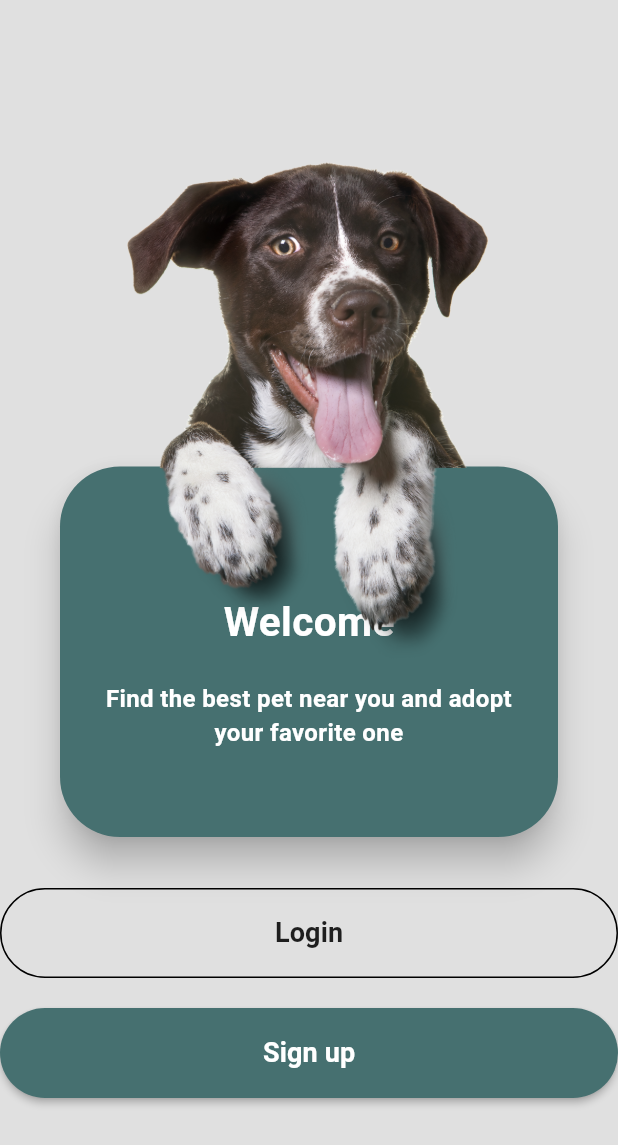
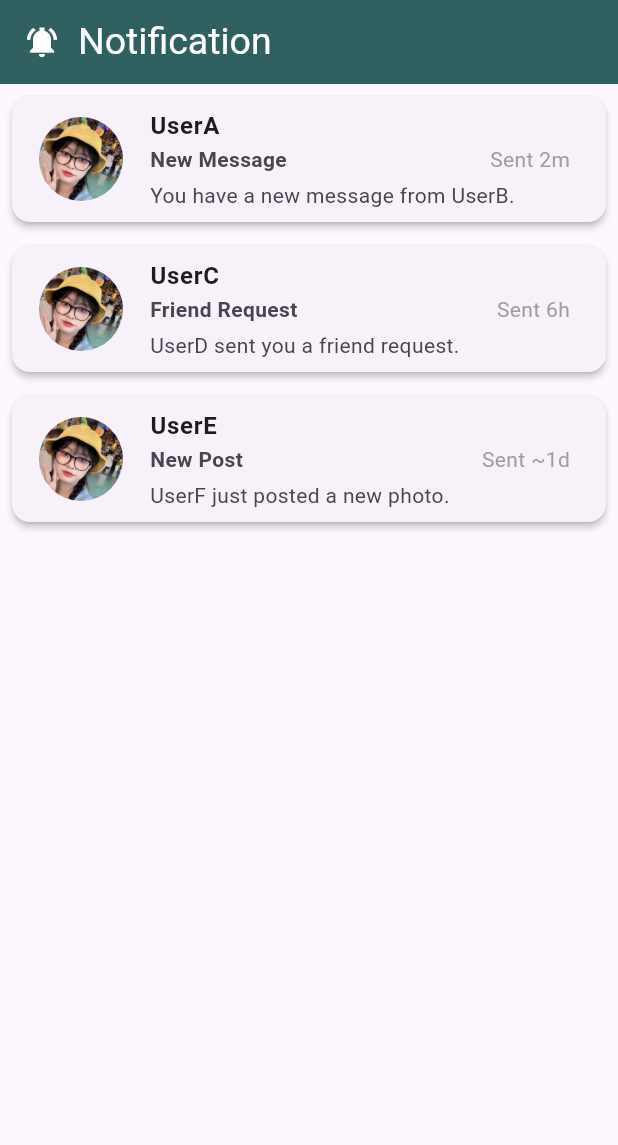
Before and after one commit to tuandangvan/found-and-adoption-pet-fe, a Flutter app: the screen it shows after launch, on a phone screen of 412 x 824 dp. Shown: the top 1145 px of the screen. Run offline on Flutter 3.47's test engine with Material 3 defaults, Android fonts, the light colour scheme and no system bars; our stand-ins replace animated_text_kit, carousel_slider, flutter_local_notifications, fluttertoast, font_awesome_flutter, hive and 4 more; missing offline and left inert: comment_box; accounts and stored records are empty.

Commit message:
build notification

```diff
--- a/client/lib/main.dart
+++ b/client/lib/main.dart
@@ -3,6 +3,7 @@ import 'package:flutter/material.dart';
 import 'package:found_adoption_application/models/current_center.dart';
 
 import 'package:found_adoption_application/models/current_user.dart';
+import 'package:found_adoption_application/screens/notify.dart';
 import 'package:found_adoption_application/screens/pet_center_screens/status_adopt.dart';
 import 'package:found_adoption_application/screens/pet_center_screens/menu_frame_center.dart';
 import 'package:found_adoption_application/screens/user_screens/menu_frame_user.dart';
@@ -22,156 +23,156 @@ void main() async {
 Color mainColor = const Color.fromRGBO(48, 96, 96, 1.0);
 Color startingColor = const Color.fromRGBO(70, 112, 112, 1.0);
 
-// class MyApp extends StatelessWidget {
-//   // This widget is the root of your application.
-//   @override
-//   Widget build(BuildContext context) {
-//     return MaterialApp(
-//       title: 'Flutter Demo',
-//       debugShowCheckedModeBanner: false,
-//       theme: ThemeData(
-//         primaryColor: mainColor,
-//       ),
-//       home: AdoptionPage(),
-//     );
-//   }
-// }
-
 class MyApp extends StatelessWidget {
-  Future<bool> hasValidRefreshToken = checkRefreshToken();
-  late io.Socket socket;
-  var serverUrl = 'http://socket-found-adoption-dangvantuan.koyeb.app';
-
+  // This widget is the root of your application.
   @override
   Widget build(BuildContext context) {
-    return FutureBuilder<bool>(
-      future: hasValidRefreshToken,
-      builder: (context, snapshot) {
-        if (snapshot.connectionState == ConnectionState.done) {
-          final refreshTokenIsValid = snapshot.data;
-          if (refreshTokenIsValid != false) {
-            //CHECK ROLE
-            return FutureBuilder<Box>(
-              future: Hive.openBox('userBox'),
-              builder: (context, userBoxSnapshot) {
-                if (userBoxSnapshot.connectionState == ConnectionState.done) {
-                  var userBox = userBoxSnapshot.data;
-                  return FutureBuilder<Box>(
-                    future: Hive.openBox('centerBox'),
-                    builder: (context, centerBoxSnapshot) {
-                      if (centerBoxSnapshot.connectionState ==
-                          ConnectionState.done) {
-                        var centerBox = centerBoxSnapshot.data;
-                        var currentUser = userBox!.get('currentUser');
-                        var currentCenter = centerBox!.get('currentCenter');
-
-                        var currentClient =
-                            currentUser != null && currentUser.role == 'USER'
-                                ? currentUser
-                                : currentCenter;
-
-                        if (currentClient != null) {
-                          //connect socket server
-                          socket = io.io(serverUrl, <String, dynamic>{
-                            'transports': ['websocket'],
-                            'autoConnect': true,
-                          });
-
-                          if (currentClient.role == 'USER') {
-                            socket.emit(
-                                'addNewUser', {'userId': currentClient.id});
     return MaterialApp(
       title: 'Flutter Demo',
       debugShowCheckedModeBanner: false,
       theme: ThemeData(
         primaryColor: mainColor,
       ),
-                              home: MenuFrameUser(
-                                userId: currentClient.id,
-                              ),
-                            );
-                          } else if (currentClient.role == 'CENTER') {
-                            socket.emit(
-                                'addNewUser', {'userId': currentClient.id});
-                            return MaterialApp(
-                              title: 'Flutter Demo',
-                              debugShowCheckedModeBanner: false,
-                              theme: ThemeData(
-                                primaryColor: mainColor,
-                              ),
-                              home: MenuFrameCenter(centerId: currentClient.id),
-                            );
-                          }
-                        }
-                      }
-                      return const Center(
-                        child: CircularProgressIndicator(),
-                      );
-                    },
-                  );
-                }
-                return const Center(
-                  child: CircularProgressIndicator(),
-                );
-              },
-            );
-          } else {
-            return MaterialApp(
-              title: 'Flutter Demo',
-              debugShowCheckedModeBanner: false,
-              theme: ThemeData(
-                primaryColor: mainColor,
-              ),
-              home: WelcomeScreen(),
-            );
-          }
-        }
-        return const Center(
-          child: CircularProgressIndicator(),
-        );
-      },
+      home: NotificationPage(),
     );
   }
 }
 
-Future<bool> checkRefreshToken() async {
-  try {
-    var userBox = await Hive.openBox('userBox');
-    var currentUser = userBox.get('currentUser');
+// class MyApp extends StatelessWidget {
+//   Future<bool> hasValidRefreshToken = checkRefreshToken();
+//   late io.Socket socket;
+//   var serverUrl = 'http://socket-found-adoption-dangvantuan.koyeb.app';
 
-    var centerBox = await Hive.openBox('centerBox');
-    var currentCenter = centerBox.get('currentCenter');
+//   @override
+//   Widget build(BuildContext context) {
+//     return FutureBuilder<bool>(
+//       future: hasValidRefreshToken,
+//       builder: (context, snapshot) {
+//         if (snapshot.connectionState == ConnectionState.done) {
+//           final refreshTokenIsValid = snapshot.data;
+//           if (refreshTokenIsValid != false) {
+//             //CHECK ROLE
+//             return FutureBuilder<Box>(
+//               future: Hive.openBox('userBox'),
+//               builder: (context, userBoxSnapshot) {
+//                 if (userBoxSnapshot.connectionState == ConnectionState.done) {
+//                   var userBox = userBoxSnapshot.data;
+//                   return FutureBuilder<Box>(
+//                     future: Hive.openBox('centerBox'),
+//                     builder: (context, centerBoxSnapshot) {
+//                       if (centerBoxSnapshot.connectionState ==
+//                           ConnectionState.done) {
+//                         var centerBox = centerBoxSnapshot.data;
+//                         var currentUser = userBox!.get('currentUser');
+//                         var currentCenter = centerBox!.get('currentCenter');
 
-    var currentClient = currentUser != null && currentUser.role == 'USER'
-        ? currentUser
-        : currentCenter;
+//                         var currentClient =
+//                             currentUser != null && currentUser.role == 'USER'
+//                                 ? currentUser
+//                                 : currentCenter;
 
-    var clientBox =
-        currentUser != null && currentUser.role == 'USER' ? userBox : centerBox;
+//                         if (currentClient != null) {
+//                           //connect socket server
+//                           socket = io.io(serverUrl, <String, dynamic>{
+//                             'transports': ['websocket'],
+//                             'autoConnect': true,
+//                           });
 
-    var name = currentUser != null && currentUser.role == 'USER'
-        ? currentUser.firstName
-        : currentCenter.name;
+//                           if (currentClient.role == 'USER') {
+//                             socket.emit(
+//                                 'addNewUser', {'userId': currentClient.id});
+//                             return MaterialApp(
+//                               title: 'Flutter Demo',
+//                               debugShowCheckedModeBanner: false,
+//                               theme: ThemeData(
+//                                 primaryColor: mainColor,
+//                               ),
+//                               home: MenuFrameUser(
+//                                 userId: currentClient.id,
+//                               ),
+//                             );
+//                           } else if (currentClient.role == 'CENTER') {
+//                             socket.emit(
+//                                 'addNewUser', {'userId': currentClient.id});
+//                             return MaterialApp(
+//                               title: 'Flutter Demo',
+//                               debugShowCheckedModeBanner: false,
+//                               theme: ThemeData(
+//                                 primaryColor: mainColor,
+//                               ),
+//                               home: MenuFrameCenter(centerId: currentClient.id),
+//                             );
+//                           }
+//                         }
+//                       }
+//                       return const Center(
+//                         child: CircularProgressIndicator(),
+//                       );
+//                     },
+//                   );
+//                 }
+//                 return const Center(
+//                   child: CircularProgressIndicator(),
+//                 );
+//               },
+//             );
+//           } else {
+//             return MaterialApp(
+//               title: 'Flutter Demo',
+//               debugShowCheckedModeBanner: false,
+//               theme: ThemeData(
+//                 primaryColor: mainColor,
+//               ),
+//               home: WelcomeScreen(),
+//             );
+//           }
+//         }
+//         return const Center(
+//           child: CircularProgressIndicator(),
+//         );
+//       },
+//     );
+//   }
+// }
 
-    final refreshTokenTimestamp = clientBox.get('refreshTokenTimestamp');
-    const refreshTokenValidityDays = 7;
-    final DateTime now = DateTime.now();
+// Future<bool> checkRefreshToken() async {
+//   try {
+//     var userBox = await Hive.openBox('userBox');
+//     var currentUser = userBox.get('currentUser');
 
-    if (currentClient != null) {
-      final expirationTime = refreshTokenTimestamp.add(
-        Duration(days: refreshTokenValidityDays),
-      );
-      print('The current client is Logged in at: ${refreshTokenTimestamp}');
-      print('The RefreshToken is expired at: ${expirationTime}');
-      print('The currentClient is ${name} with role: ${currentClient.role}');
+//     var centerBox = await Hive.openBox('centerBox');
+//     var currentCenter = centerBox.get('currentCenter');
 
-      if (now.isBefore(expirationTime)) {
-        return true;
-      }
-    }
-    return false;
-  } catch (e) {
-    print(e);
-    return false;
-  }
-}
+//     var currentClient = currentUser != null && currentUser.role == 'USER'
+//         ? currentUser
+//         : currentCenter;
+
+//     var clientBox =
+//         currentUser != null && currentUser.role == 'USER' ? userBox : centerBox;
+
+//     var name = currentUser != null && currentUser.role == 'USER'
+//         ? currentUser.firstName
+//         : currentCenter.name;
+
+//     final refreshTokenTimestamp = clientBox.get('refreshTokenTimestamp');
+//     const refreshTokenValidityDays = 7;
+//     final DateTime now = DateTime.now();
+
+//     if (currentClient != null) {
+//       final expirationTime = refreshTokenTimestamp.add(
+//         Duration(days: refreshTokenValidityDays),
+//       );
+//       print('The current client is Logged in at: ${refreshTokenTimestamp}');
+//       print('The RefreshToken is expired at: ${expirationTime}');
+//       print('The currentClient is ${name} with role: ${currentClient.role}');
+
+//       if (now.isBefore(expirationTime)) {
+//         return true;
+//       }
+//     }
+//     return false;
+//   } catch (e) {
+//     print(e);
+//     return false;
+//   }
+// }
--- /dev/null
+++ b/client/lib/screens/notify.dart
@@ -0,0 +1,126 @@
+import 'package:flutter/material.dart';
+import 'package:font_awesome_flutter/font_awesome_flutter.dart';
+import 'package:timeago/timeago.dart' as timeago;
+
+class NotificationPage extends StatelessWidget {
+  @override
+  Widget build(BuildContext context) {
+    return Scaffold(
+      appBar: AppBar(
+        backgroundColor: Color.fromRGBO(48, 96, 96, 1.0),
+        title: Row(
+          children: [
+            Icon(
+              Icons.notifications_active_sharp,
+              color: Colors.white,
+            ),
+            SizedBox(width: 12.0),
+            Text(
+              'Notification',
+              style: TextStyle(color: Colors.white, fontSize: 25),
+            ),
+          ],
+        ),
+      ),
+      body: ListView.builder(
+        itemCount: notificationData.length,
+        itemBuilder: (context, index) {
+          return NotificationCard(notificationData[index]);
+        },
+      ),
+    );
+  }
+}
+
+class NotificationCard extends StatefulWidget {
+  final NotificationModel notification;
+
+  NotificationCard(this.notification);
+
+  @override
+  _NotificationCardState createState() => _NotificationCardState();
+}
+
+class _NotificationCardState extends State<NotificationCard> {
+  @override
+  Widget build(BuildContext context) {
+    String timeAgo =
+        timeago.format(widget.notification.time, locale: 'en_short');
+
+    return Card(
+      margin: EdgeInsets.all(8.0),
+      elevation: 2.0,
+      child: ListTile(
+        leading: CircleAvatar(
+          radius: 30.0,
+          backgroundImage: AssetImage(widget.notification.avatar),
+        ),
+        title: Text(
+          widget.notification.userName,
+          style: TextStyle(fontWeight: FontWeight.bold),
+        ),
+        subtitle: Column(
+          crossAxisAlignment: CrossAxisAlignment.start,
+          children: [
+            Row(
+              mainAxisAlignment: MainAxisAlignment.spaceBetween,
+              children: [
+                Text(
+                  widget.notification.title,
+                  style: TextStyle(fontWeight: FontWeight.bold),
+                ),
+                Text(
+                  'Sent $timeAgo',
+                  style: TextStyle(color: Colors.grey),
+                ),
+              ],
+            ),
+            SizedBox(height: 4.0),
+            Text(widget.notification.content),
+          ],
+        ),
+      ),
+    );
+  }
+}
+
+class NotificationModel {
+  final String avatar;
+  final String userName;
+  final String title;
+  final String content;
+  final DateTime time;
+
+  NotificationModel({
+    required this.avatar,
+    required this.userName,
+    required this.title,
+    required this.content,
+    required this.time,
+  });
+}
+
+// Dữ liệu giả định cho thông báo
+List<NotificationModel> notificationData = [
+  NotificationModel(
+    avatar: 'assets/images/Lan.jpg',
+    userName: 'UserA',
+    title: 'New Message',
+    content: 'You have a new message from UserB.',
+    time: DateTime.now().subtract(Duration(minutes: 2)),
+  ),
+  NotificationModel(
+    avatar: 'assets/images/Lan.jpg',
+    userName: 'UserC',
+    title: 'Friend Request',
+    content: 'UserD sent you a friend request.',
+    time: DateTime.now().subtract(Duration(hours: 6)),
+  ),
+  NotificationModel(
+    avatar: 'assets/images/Lan.jpg',
+    userName: 'UserE',
+    title: 'New Post',
+    content: 'UserF just posted a new photo.',
+    time: DateTime.now().subtract(Duration(days: 1)),
+  ),
+];
--- a/client/pubspec.yaml
+++ b/client/pubspec.yaml
@@ -53,6 +53,7 @@ dependencies:
 
   fluttertoast: ^8.2.4
   url_launcher: ^6.2.1
+  timeago: ^3.6.0
 
 
 
```
Also changed, not shown: client/pubspec.lock. Lines whose indentation alone changed are shown as unchanged.
